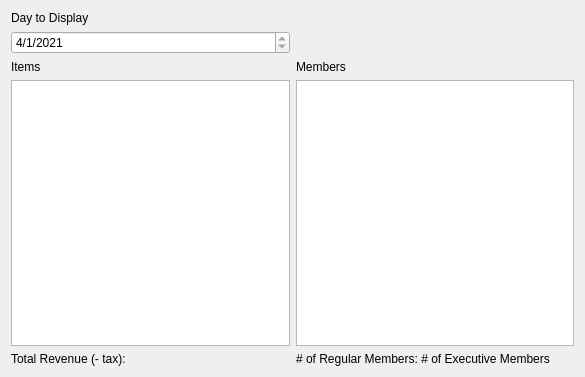
The window that Bulk-Club/salesreportwidget.ui (rhellwege/Bulk-Club) describes before a commit, drawn with Qt 5.
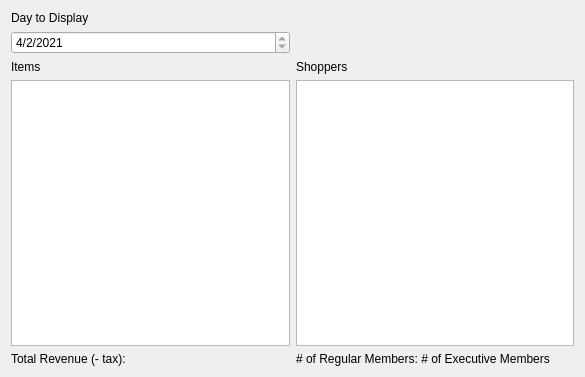
The same window after the commit.

Commit message: TODO: make sales report list UNIQUE shoppers

Patch:
```diff
--- a/Bulk-Club/salesreportwidget.ui
+++ b/Bulk-Club/salesreportwidget.ui
@@ -25,22 +25,22 @@
     <widget class="QDateEdit" name="dateEdit">
      <property name="dateTime">
       <datetime>
-       <hour>23</hour>
+       <hour>0</hour>
        <minute>0</minute>
        <second>0</second>
        <year>2021</year>
        <month>4</month>
-       <day>1</day>
+       <day>2</day>
       </datetime>
      </property>
      <property name="maximumDateTime">
       <datetime>
-       <hour>22</hour>
+       <hour>23</hour>
        <minute>59</minute>
        <second>59</second>
        <year>2021</year>
        <month>4</month>
-       <day>7</day>
+       <day>8</day>
       </datetime>
      </property>
      <property name="minimumDate">
@@ -85,7 +85,7 @@
    <item row="2" column="1">
     <widget class="QLabel" name="labelMembers">
      <property name="text">
-      <string>Members</string>
+      <string>Shoppers</string>
      </property>
     </widget>
    </item>
```
Left out of the diff: 2 changed lines with no effect on the pictures. The commit also changes 4 other files.
